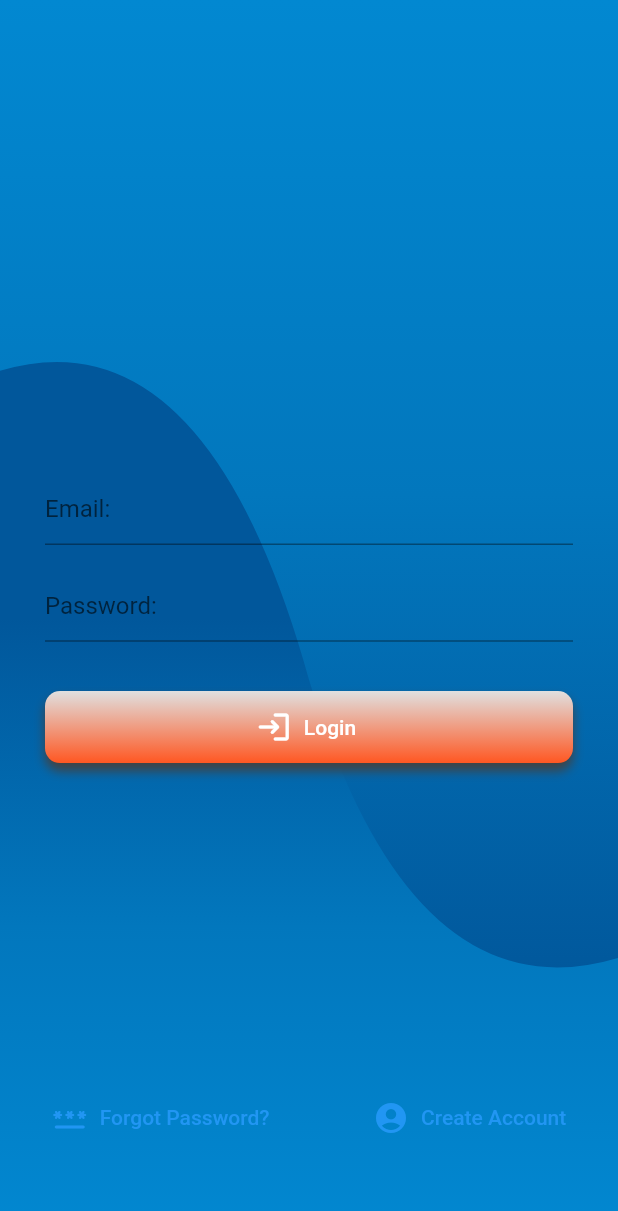
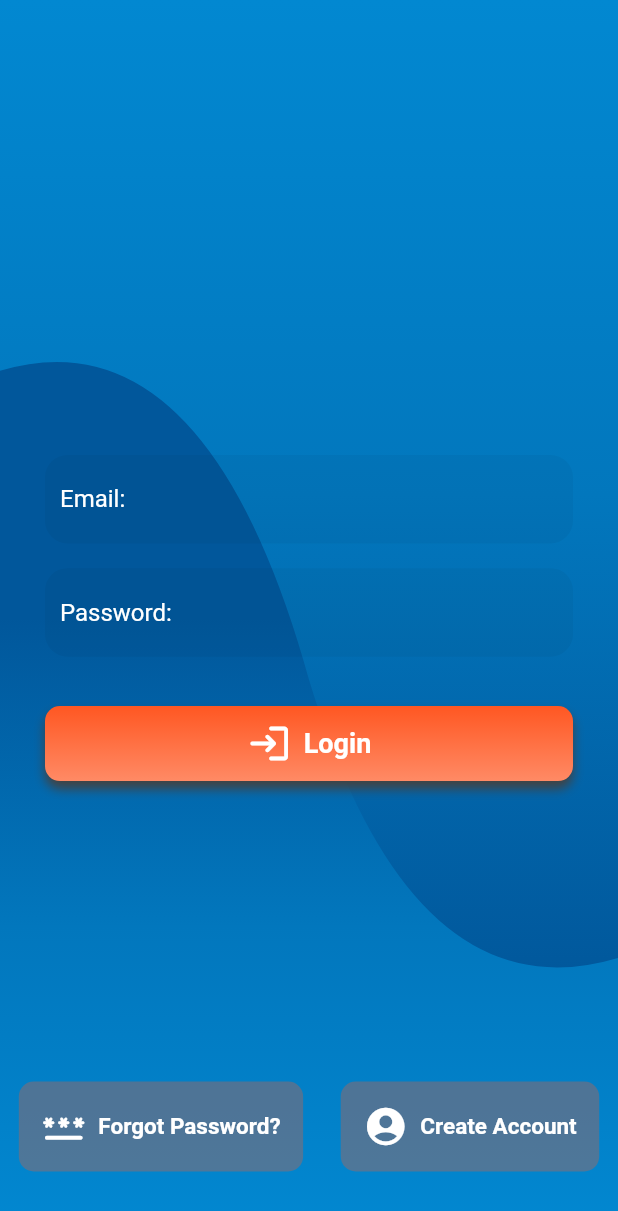
Before and after one commit to hassan1709/quasar_music_player, a Flutter app: the screen it shows after launch, on a phone screen of 412 x 824 dp. Shown: the top 1211 px of the screen. Run offline on Flutter 3.47's test engine with Material 2 defaults, Android fonts, the phone set to English and light mode, and no system bars; our stand-ins replace audioplayers, email_validator.

Commit message:
Some styling

```diff
--- a/lib/commands/search_tracks_commands.dart
+++ b/lib/commands/search_tracks_commands.dart
@@ -11,10 +11,6 @@ class SearchTracksCommands extends BaseCommand {
 
       // Process the response
       final serializedData = json.decode(response.body) as Map<String, dynamic>;
-
-      if (serializedData == null) {
-        return;
-      }
 
       final List<Track> tracks = [];
       final List extractingTracks = serializedData['results'];
--- a/lib/main.dart
+++ b/lib/main.dart
@@ -5,7 +5,7 @@ import './models/tracks.dart';
 import './models/player.dart';
 import './services/search_tracks_service.dart';
 import './commands/base_command.dart' as Commands;
-import './views/helpers/theme_B.dart';
+import './views/helpers/theme_a.dart';
 import 'views/screens/home_screen.dart';
 import 'views/authentication/login_screen.dart';
 import 'views/authentication/create_account_screen.dart';
@@ -31,8 +31,12 @@ class MyApp extends StatelessWidget {
             debugShowCheckedModeBanner: false,
             title: 'Quasar Music Player',
             theme: theme,
-            home: LoginScreen(), //HomeScreen(),
-            routes: {},
+            home: LoginScreen(),
+            // home: HomeScreen(),
+            routes: {
+              HomeScreen.routeName: (ctx) => HomeScreen(),
+              CreateAccount.routeName: (ctx) => CreateAccount(),
+            },
           );
         },
       ),
--- a/lib/views/helpers/themes_A.dart
+++ b/lib/views/helpers/theme_a.dart
@@ -1,31 +1,30 @@
 import 'package:flutter/material.dart';
 
+final _coolGreyColor = Color.fromRGBO(58, 66, 86, 1.0);
+final _coolGreyColorLighter = Color.fromRGBO(64, 75, 96, .9);
 final _primarySwatchColor = Colors.deepOrange;
-final _primaryColor = Colors.deepOrange.shade800;
-final _accentColor = Colors.deepOrangeAccent.shade400;
+final _primaryColor = _coolGreyColor; //Colors.deepOrange.shade800;
+final _accentColor = _coolGreyColorLighter; //Colors.deepOrangeAccent.shade400;
 final _errorColor = Colors.redAccent.shade700;
 final _hintColor = Colors.white;
 final _buttonColor = Colors.deepOrange;
 final _highlightColor = Colors.deepOrange.shade300;
-final _elevatedButtonTextStyle = TextStyle(
+
+final _elevatedButtonTextStyle = const TextStyle(
   color: Colors.white,
   fontSize: 18.0,
   fontWeight: FontWeight.bold,
 );
 
-final _textButtonTextStyle = TextStyle(
+final _textButtonTextStyle = const TextStyle(
   color: Colors.white,
   fontSize: 15.0,
   fontWeight: FontWeight.bold,
 );
 
-final _textFieldTextStyle = TextStyle(
+final _textFieldTextStyle = const TextStyle(
   color: Colors.white,
   fontSize: 16.0,
-);
-final _labelTextStyle = TextStyle(
-  fontSize: 15.0,
-  color: Colors.deepOrange.shade800,
 );
 
 final theme = ThemeData(
@@ -37,6 +36,14 @@ final theme = ThemeData(
   hintColor: _hintColor,
   buttonColor: _buttonColor,
 
+  ///TODO CardTheme
+  //cardTheme: ,
+
+  primaryIconTheme: IconThemeData(
+    color: _coolGreyColor,
+    size: 30.0,
+  ),
+
   iconTheme: const IconThemeData(
     color: Colors.white,
     size: 30.0,
@@ -46,6 +53,28 @@ final theme = ThemeData(
     bodyText2: _elevatedButtonTextStyle,
     //text style for textFields
     subtitle1: _textFieldTextStyle,
+
+    headline1: const TextStyle(
+      color: Colors.green,
+      fontSize: 20.0,
+    ),
+    headline2: const TextStyle(
+      color: Colors.deepOrange,
+      fontSize: 15.0,
+      fontWeight: FontWeight.bold,
+    ),
+    headline3: const TextStyle(
+      color: Colors.white60,
+      fontSize: 13.0,
+    ),
+    headline4: const TextStyle(
+      color: Colors.lightBlueAccent,
+      fontSize: 12.0,
+    ),
+    caption: TextStyle(
+      color: _coolGreyColor,
+      fontSize: 18.0,
+    ),
   ),
   // Styling textFields and textFormFields (except the content text)
   inputDecorationTheme: InputDecorationTheme(
@@ -58,13 +87,13 @@ final theme = ThemeData(
     ),
     focusedBorder: UnderlineInputBorder(
       borderRadius: BorderRadius.circular(15.0),
-      borderSide: BorderSide(
+      borderSide: const BorderSide(
         style: BorderStyle.none,
       ),
     ),
     enabledBorder: UnderlineInputBorder(
       borderRadius: BorderRadius.circular(15.0),
-      borderSide: BorderSide(
+      borderSide: const BorderSide(
         style: BorderStyle.none,
       ),
     ),
@@ -73,8 +102,8 @@ final theme = ThemeData(
       color: _primaryColor,
     ),
     hintStyle: TextStyle(
-        //color: _accentColor,
-        ),
+      color: _hintColor,
+    ),
   ),
   elevatedButtonTheme: ElevatedButtonThemeData(
     style: ElevatedButton.styleFrom(
@@ -83,16 +112,16 @@ final theme = ThemeData(
       ),
       elevation: 10.0,
       textStyle: _elevatedButtonTextStyle,
-      padding: EdgeInsets.all(10.0),
+      padding: const EdgeInsets.all(10.0),
     ),
   ),
   textButtonTheme: TextButtonThemeData(
     style: TextButton.styleFrom(
       primary: Colors.white,
-      padding: EdgeInsets.all(15.0),
+      padding: const EdgeInsets.all(15.0),
       textStyle: _textButtonTextStyle,
       //elevation: 1.0,
-      backgroundColor: Color.fromRGBO(255, 87, 34, 0.3),
+      backgroundColor: const Color.fromRGBO(255, 87, 34, 0.3),
       shape: RoundedRectangleBorder(
         borderRadius: BorderRadius.circular(10.0),
       ),
--- a/lib/views/screens/home_screen.dart
+++ b/lib/views/screens/home_screen.dart
@@ -10,6 +10,7 @@ import '../../models/player.dart';
 import '../helpers/app_bar.dart';
 
 class HomeScreen extends StatelessWidget {
+  static const routeName = '/home-screen';
   @override
   Widget build(BuildContext context) {
     List<Track> tracks = Provider.of<Tracks>(context, listen: true).tracks;
```
Also changed, not shown: lib/utilities/http_exception.dart (+4 -8 lines), lib/views/authentication/login_screen.dart (+5 -5 lines), lib/views/widgets/search_widget.dart (+9 -6 lines), lib/views/widgets/track_widget.dart (+10 -7 lines), lib/views/helpers/theme_b.dart (renamed from lib/views/helpers/theme_B.dart).
